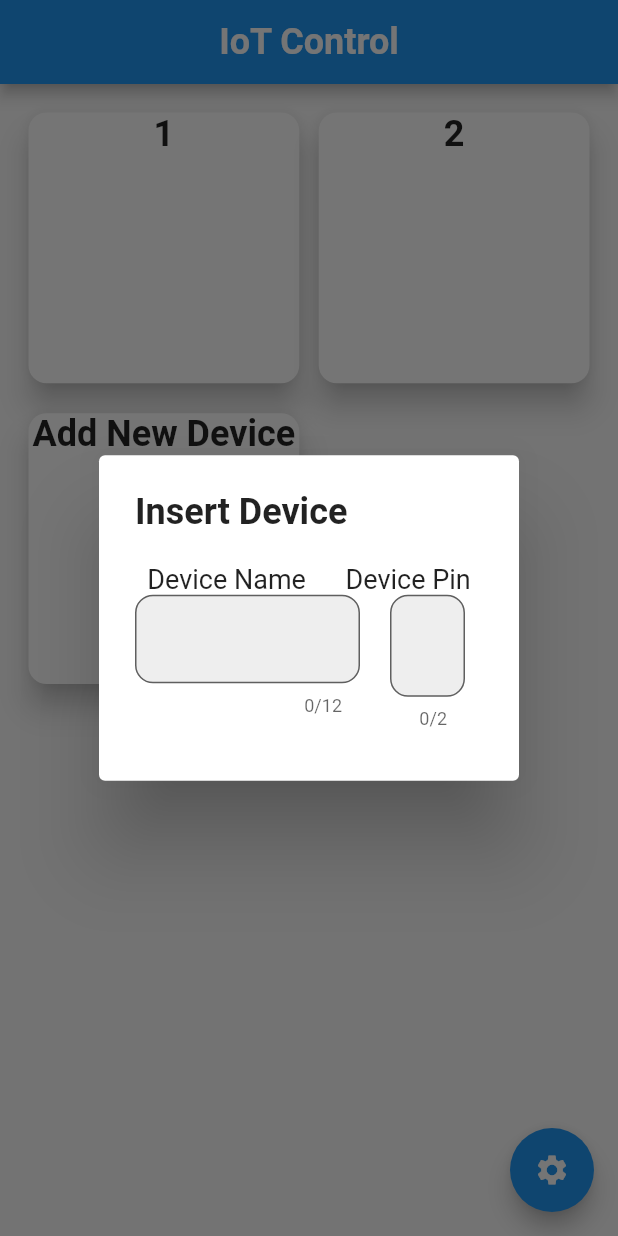
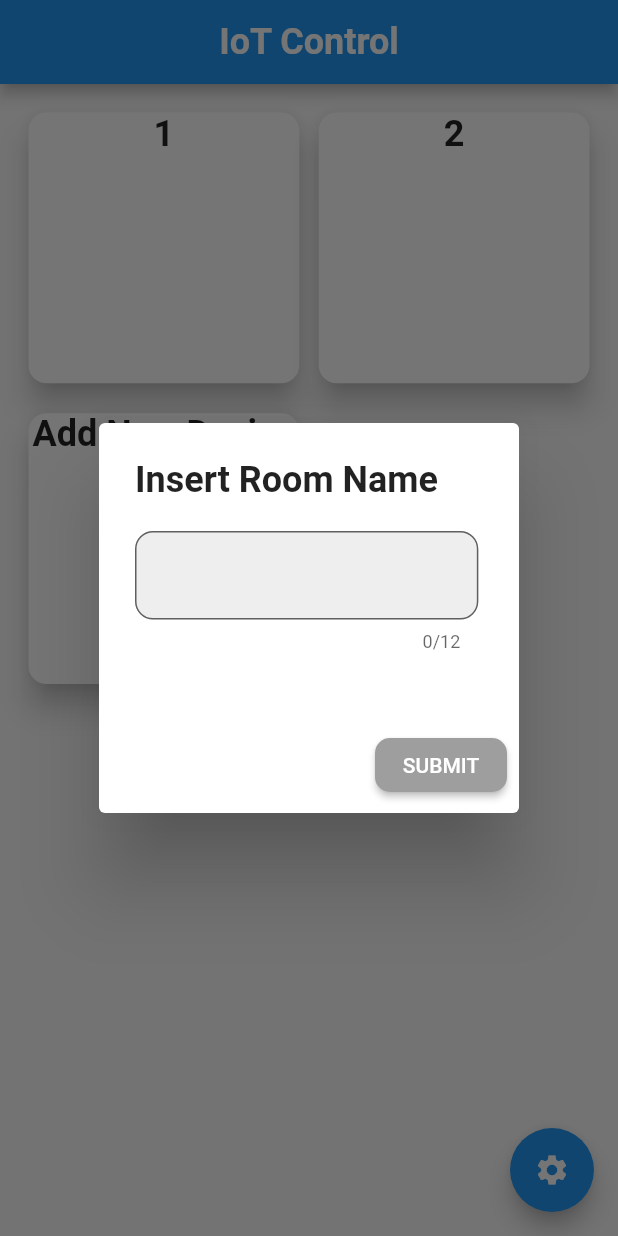
Before and after one commit to Abhimanyu07/iotfy, a Flutter app: the screen it shows after launch, after a tap on "Add New Device", on a phone screen of 412 x 824 dp. Run offline on Flutter 3.47's test engine with Material 2 defaults, Android fonts, the phone set to English and light mode, and no system bars; our stand-ins replace hive; accounts and stored records are empty.

Commit message:
revised the structure

```diff
--- /dev/null
+++ b/lib/constants/enums.dart
@@ -0,0 +1,6 @@
+
+enum DEVICE_TYPE {
+  TOGGLE,
+  COLOR_PANEL,
+  SLIDER
+}
--- a/lib/data.dart
+++ b/lib/data.dart
@@ -1,6 +1,6 @@
 import 'package:flutter/cupertino.dart';
 import 'package:flutter/material.dart';
-import 'package:untitled1/widgets/cardWidgets/cardWidgets.dart';
+import 'package:iotfy/widgets/cardWidgets/cardWidgets.dart';
 ValueNotifier<List<Widget>> gridData= ValueNotifier<List<Widget>>([]);
 
 List<Widget> dataForTest = [
--- a/lib/main.dart
+++ b/lib/main.dart
@@ -1,8 +1,8 @@
 import 'package:flutter/material.dart';
 import 'package:flutter/services.dart';
-import 'package:untitled1/data.dart';
-import 'package:untitled1/settings.dart';
-import 'package:untitled1/widgets/textWidgets/textWidgets.dart';
+import 'package:iotfy/data.dart';
+import 'package:iotfy/settings.dart';
+import 'package:iotfy/widgets/textWidgets/textWidgets.dart';
 
 void main() {
   runApp(
--- a/lib/widgets/cardWidgets/cardWidgets.dart
+++ b/lib/widgets/cardWidgets/cardWidgets.dart
@@ -1,5 +1,5 @@
 import 'package:flutter/material.dart';
-import 'package:untitled1/widgets/textWidgets/textWidgets.dart';
+import 'package:iotfy/widgets/textWidgets/textWidgets.dart';
 
 class cardForGrid extends StatelessWidget {
   final String data;
@@ -52,25 +52,17 @@ insertDevice(BuildContext context)async{
   TextEditingController devicePin = TextEditingController();
   return showDialog(context: context, builder: (BuildContext context){
     return AlertDialog(
-      title: textWidgets().appBarText('Insert Device'),
+      title: textWidgets().appBarText('Insert Room Name'),
       content:
         Column(
           mainAxisAlignment: MainAxisAlignment.spaceEvenly,
           mainAxisSize: MainAxisSize.min,
           children: [
-            Row(
-              mainAxisAlignment: MainAxisAlignment.spaceEvenly,
-              children: [
-                textWidgets().contentText('Device Name'),
-                const SizedBox(width: 10,),
-                textWidgets().contentText('Device Pin')
-              ],
-            ),
 
             Row(
               children:[
               SizedBox(
-                width: 150,
+                width: MediaQuery.of(context).size.width/1.8,
                 height: 100,
                 child: TextField(
                   maxLength: 12,
@@ -86,30 +78,20 @@ insertDevice(BuildContext context)async{
                 ),
 
               ),
-                const SizedBox(width: 20,),
-                SizedBox(
-                  width: 50,
-                  height: 100,
-                  child: TextField(
-                    style: const TextStyle(fontSize: 24),
-                    keyboardType: TextInputType.number,
-                    controller: devicePin,
-                    maxLength: 2,
-                    decoration: InputDecoration(
-                        filled: true,
-                        fillColor: Colors.grey[200],
-                        border: OutlineInputBorder(
-                          borderRadius: BorderRadius.circular(12)
-                        )
-                    ),
-                  ),
-                )
+
+
           ]
             ),
 
           ],
         ),
 
+      actions: [
+        MaterialButton(onPressed: (){},
+          shape: RoundedRectangleBorder(borderRadius: BorderRadius.circular(10)),
+        child: Text('SUBMIT',style: TextStyle(color: Colors.white),),color: Colors.grey,)
+      ],
+
     );
   });
 }
```
Also changed, not shown: lib/db/devicesdb.dart (+10 -70 lines), lib/functions/dbfunc.dart (deleted, +0 -13 lines), lib/settings.dart (+18 -1 lines), pubspec.yaml (+9 -45 lines), pubspec.lock, 4 other files.
